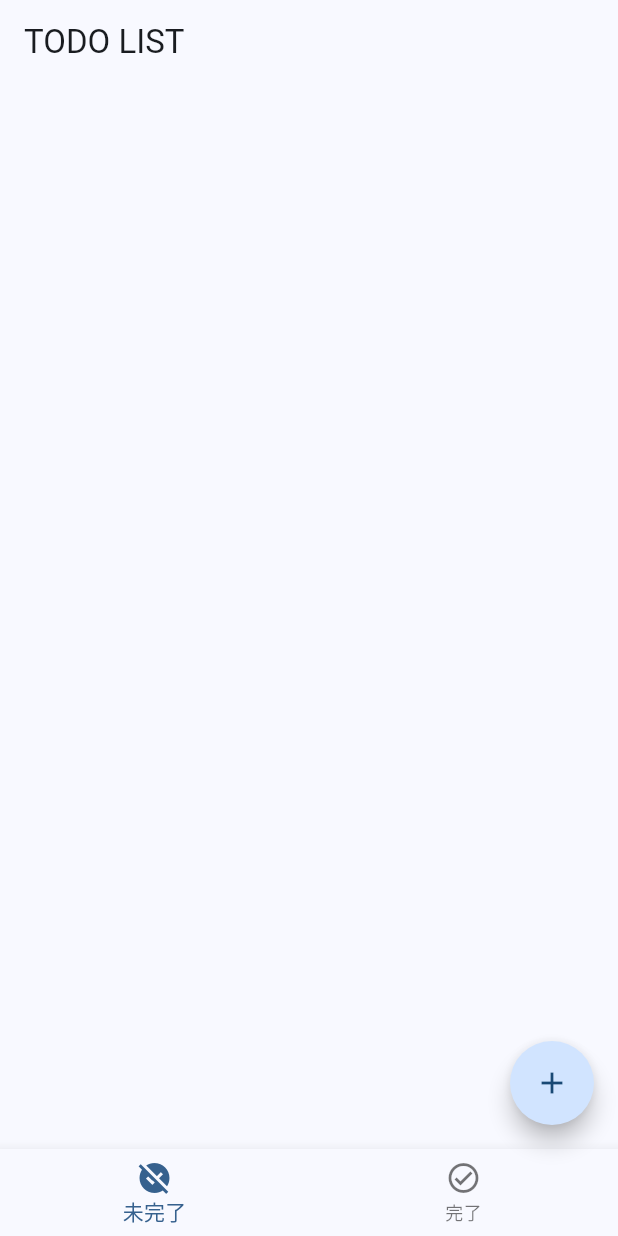
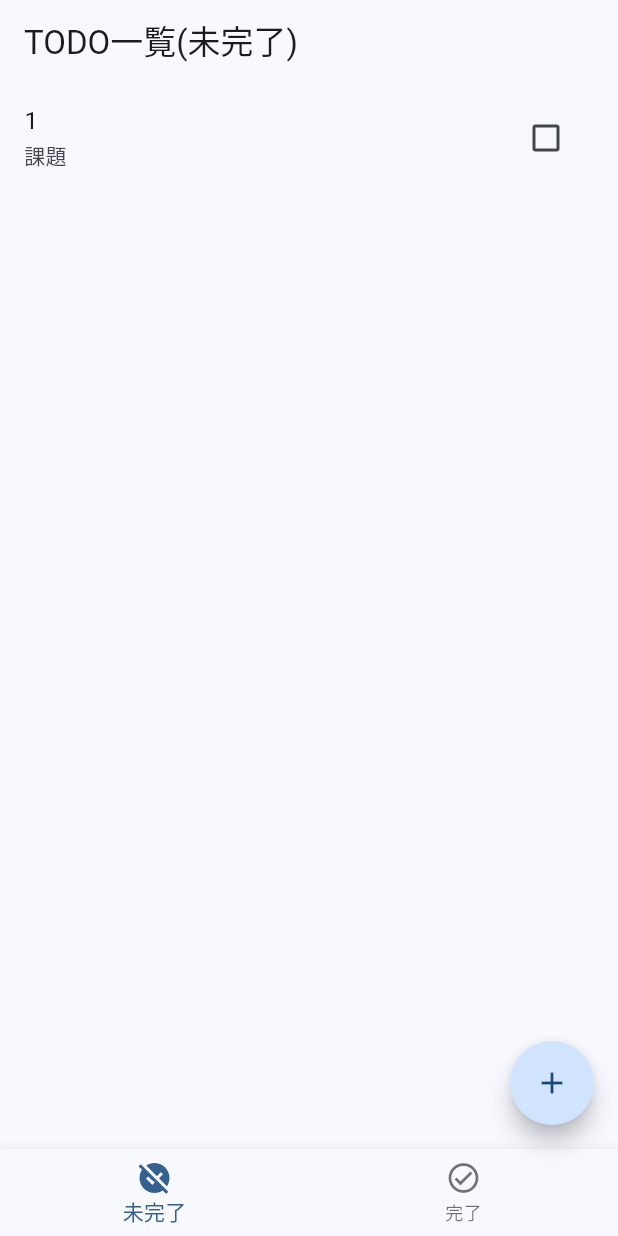
Before and after one commit to TomoyaMizumori/documents, a Flutter app: the screen it shows after launch, on a phone screen of 412 x 824 dp. Run offline on Flutter 3.47's test engine with Material 3 defaults, Android fonts, the light colour scheme and no system bars.

Commit message:
listviewの部分の一部

```diff
--- a/flutter/todo_practice/lib/todo_item.dart
+++ b/flutter/todo_practice/lib/todo_item.dart
@@ -1,10 +1,16 @@
 class TodoItem {
-  String id;
-  String title;
-  String content;
+  final int id;
+  final String title;
+  final String content;
   bool isCompleted;
 
-  TodoItem(this.id, this.title, this.content, {this.isCompleted = false});
+  // ignore: avoid_positional_boolean_parameters
+  TodoItem({
+    required this.id,
+    required this.title,
+    required this.content,
+    required this.isCompleted,
+  });
 
   void toggleIsCompleted() {
     isCompleted = !isCompleted;
--- a/flutter/todo_practice/lib/todo_list.dart
+++ b/flutter/todo_practice/lib/todo_list.dart
@@ -1,4 +1,5 @@
 import 'package:flutter/material.dart';
+import 'package:todo_practice/todo_item.dart';
 
 class TodoList extends StatefulWidget {
   const TodoList({super.key});
@@ -11,10 +12,49 @@ class TodoList extends StatefulWidget {
 class _TodoList extends State<TodoList> {
   int bottomIndex = 0;
 
+  List<TodoItem> get viewList =>
+      bottomIndex == 0 ? unCompletedList : completedList;
+
+  final List<TodoItem> unCompletedList = [
+    TodoItem(id: 0, title: '課題', content: '期末課題提出', isCompleted: false),
+  ];
+  final List<TodoItem> completedList = [
+    TodoItem(id: 1, title: '掃除', content: '風呂掃除', isCompleted: true),
+  ];
+
   @override
   Widget build(BuildContext context) {
     return Scaffold(
-      appBar: AppBar(title: const Text('TODO LIST')),
+      appBar: AppBar(
+          title: bottomIndex == 0
+              ? const Text('TODO一覧(未完了)')
+              : const Text('TODO一覧(完了)')),
+      body: Column(
+        mainAxisAlignment: MainAxisAlignment.center,
+        children: [
+          Expanded(
+              child: ListView.builder(
+            itemCount: viewList.length,
+            itemBuilder: (context, index) {
+              final element = viewList[index];
+              return ListTile(
+                title: Text('${index + 1}'),
+                subtitle: Text(element.title),
+                trailing: Checkbox(
+                    activeColor: Colors.green,
+                    value: element.isCompleted,
+                    onChanged: (value) {
+                      setState(
+                        () {
+                          element.isCompleted = !element.isCompleted;
+                        },
+                      );
+                    }),
+              );
+            },
+          ))
+        ],
+      ),
       bottomNavigationBar: BottomNavigationBar(
         items: const [
           BottomNavigationBarItem(icon: Icon(Icons.unpublished), label: '未完了'),
@@ -29,7 +69,7 @@ class _TodoList extends State<TodoList> {
         currentIndex: bottomIndex,
       ),
       floatingActionButton: FloatingActionButton(
-        onPressed: () => debugPrint('新規TODO作成'),
+        onPressed: () => debugPrint('新規TODO作成'), //TODO navigator push使う
         shape: const CircleBorder(),
         child: const Icon(Icons.add),
       ),
```
